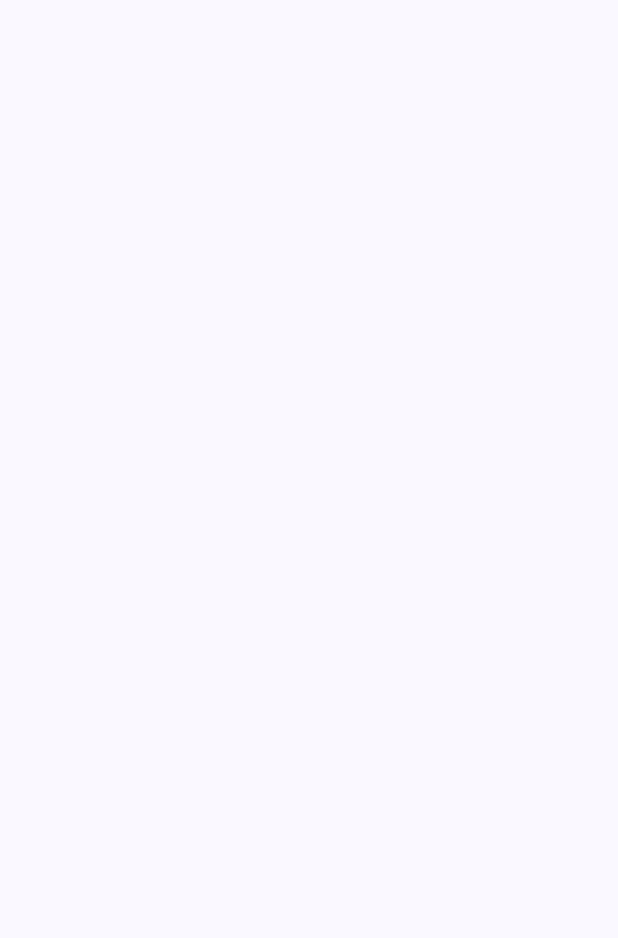
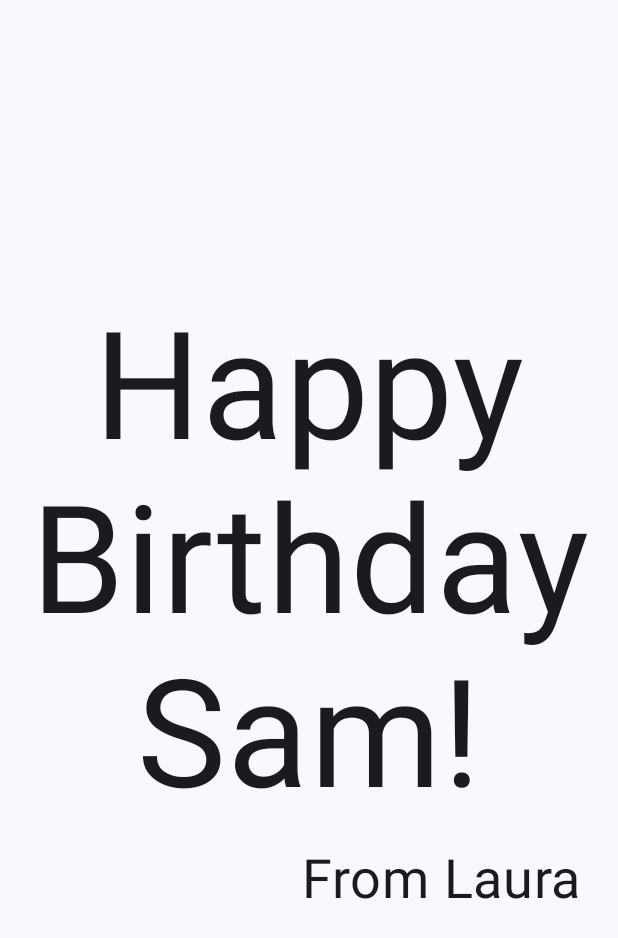
Before and after one commit to lauraheerrera/PAMN-codelabs, an Android app built with Jetpack Compose: the screen it shows after launch (MainActivity), on a phone screen of 412 x 824 dp. Before the commit the part shown is empty. Shown: the top 938 px of the screen. Run offline under Robolectric (Android 15) with nearby library versions, the phone set to English and light mode, and no system bars.

Commit message:
Second codelab finished: Center greeting vertically and align text with padding

```diff
--- a/HappyBirthday/app/src/main/java/com/example/happybirthday/MainActivity.kt
+++ b/HappyBirthday/app/src/main/java/com/example/happybirthday/MainActivity.kt
@@ -3,14 +3,19 @@ package com.example.happybirthday
 import android.os.Bundle
 import androidx.activity.ComponentActivity
 import androidx.activity.compose.setContent
+import androidx.compose.foundation.layout.Arrangement
 import androidx.compose.foundation.layout.Column
 import androidx.compose.foundation.layout.fillMaxSize
+import androidx.compose.foundation.layout.padding
 import androidx.compose.material3.MaterialTheme
 import androidx.compose.material3.Surface
 import androidx.compose.material3.Text
 import androidx.compose.runtime.Composable
+import androidx.compose.ui.Alignment
 import androidx.compose.ui.Modifier
+import androidx.compose.ui.text.style.TextAlign
 import androidx.compose.ui.tooling.preview.Preview
+import androidx.compose.ui.unit.dp
 import androidx.compose.ui.unit.sp
 import com.example.happybirthday.ui.theme.HappyBirthdayTheme
 
@@ -23,6 +28,9 @@ class MainActivity : ComponentActivity() {
                     modifier = Modifier.fillMaxSize(),
                     color = MaterialTheme.colorScheme.background
                 ) {
+                    GreetingText("Happy Birthday Sam!", from= "From Laura",
+                        modifier = Modifier.padding(8.dp)
+                    )
                 }
             }
         }
@@ -31,15 +39,22 @@ class MainActivity : ComponentActivity() {
 
 @Composable
 fun GreetingText(message: String, from: String, modifier: Modifier = Modifier) {
-    Column {
+    Column(
+        verticalArrangement = Arrangement.Center,
+        modifier = modifier
+    ) {
         Text(
             text = message,
             fontSize = 100.sp,
             lineHeight = 116.sp,
+            textAlign = TextAlign.Center
         )
         Text(
             text = from,
-            fontSize = 36.sp
+            fontSize = 36.sp,
+            modifier = Modifier
+                .padding(16.dp)
+                .align(alignment = Alignment.End)
         )
     }
 }
```
